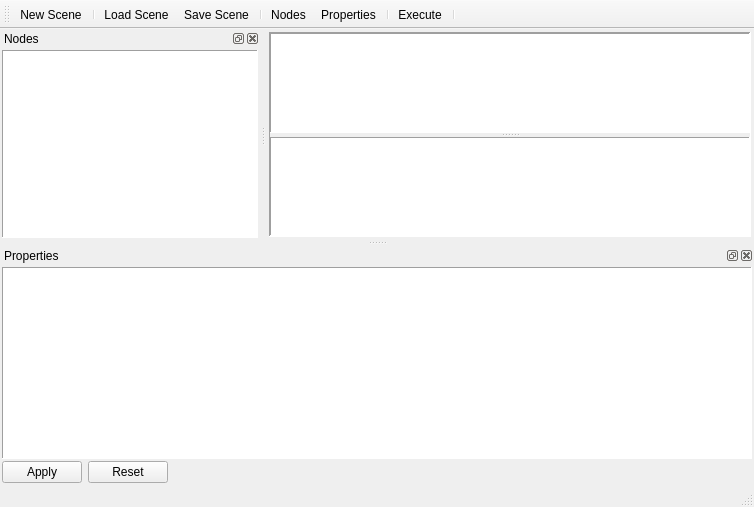
The window that pepper/src/user_interface/win_main.ui (kumar-lakshmanan/our-py-lib) describes before a commit, drawn with Qt 5.
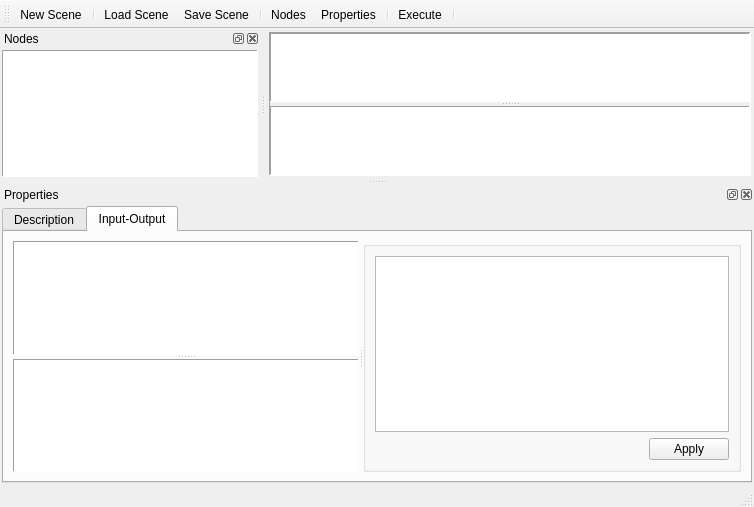
The same window after the commit.

```diff
--- a/pepper/src/user_interface/win_main.ui
+++ b/pepper/src/user_interface/win_main.ui
@@ -105,66 +105,161 @@
      <property name="spacing">
       <number>2</number>
      </property>
-     <item row="1" column="4">
-      <widget class="QPushButton" name="btnPropRest">
-       <property name="text">
-        <string>Reset</string>
-       </property>
-      </widget>
-     </item>
-     <item row="1" column="1">
-      <widget class="QPushButton" name="btnPropApply">
-       <property name="text">
-        <string>Apply</string>
-       </property>
-      </widget>
-     </item>
-     <item row="1" column="5">
-      <spacer name="horizontalSpacer_2">
-       <property name="orientation">
-        <enum>Qt::Horizontal</enum>
-       </property>
-       <property name="sizeHint" stdset="0">
+     <item row="0" column="0">
+      <widget class="QTabWidget" name="tabWidget">
+       <property name="minimumSize">
         <size>
-         <width>40</width>
-         <height>20</height>
+         <width>0</width>
+         <height>100</height>
         </size>
        </property>
-      </spacer>
-     </item>
-     <item row="0" column="1" colspan="5">
-      <widget class="QTreeWidget" name="trProperties">
-       <property name="font">
-        <font>
-         <pointsize>10</pointsize>
-        </font>
+       <property name="currentIndex">
+        <number>1</number>
        </property>
-       <property name="frameShape">
-        <enum>QFrame::Panel</enum>
-       </property>
-       <property name="frameShadow">
-        <enum>QFrame::Sunken</enum>
-       </property>
-       <property name="dragEnabled">
-        <bool>true</bool>
-       </property>
-       <property name="alternatingRowColors">
-        <bool>true</bool>
-       </property>
-       <property name="uniformRowHeights">
-        <bool>true</bool>
-       </property>
-       <property name="animated">
-        <bool>true</bool>
-       </property>
-       <property name="headerHidden">
-        <bool>true</bool>
-       </property>
-       <column>
-        <property name="text">
-         <string notr="true">1</string>
-        </property>
-       </column>
+       <widget class="QWidget" name="tabDescription">
+        <attribute name="title">
+         <string>Description</string>
+        </attribute>
+        <layout class="QGridLayout" name="gridLayout_3">
+         <property name="leftMargin">
+          <number>2</number>
+         </property>
+         <property name="topMargin">
+          <number>2</number>
+         </property>
+         <property name="rightMargin">
+          <number>2</number>
+         </property>
+         <property name="bottomMargin">
+          <number>2</number>
+         </property>
+         <property name="spacing">
+          <number>2</number>
+         </property>
+         <item row="0" column="0">
+          <widget class="QTextEdit" name="txtDescription">
+           <property name="readOnly">
+            <bool>true</bool>
+           </property>
+          </widget>
+         </item>
+        </layout>
+       </widget>
+       <widget class="QWidget" name="tabInputs">
+        <attribute name="title">
+         <string>Input-Output</string>
+        </attribute>
+        <layout class="QGridLayout" name="gridLayout_6">
+         <item row="0" column="0">
+          <widget class="QSplitter" name="splitter_3">
+           <property name="orientation">
+            <enum>Qt::Horizontal</enum>
+           </property>
+           <widget class="QSplitter" name="splitter_2">
+            <property name="orientation">
+             <enum>Qt::Vertical</enum>
+            </property>
+            <widget class="QTreeWidget" name="trInput">
+             <property name="font">
+              <font>
+               <pointsize>10</pointsize>
+              </font>
+             </property>
+             <property name="frameShape">
+              <enum>QFrame::Panel</enum>
+             </property>
+             <property name="frameShadow">
+              <enum>QFrame::Sunken</enum>
+             </property>
+             <property name="alternatingRowColors">
+              <bool>true</bool>
+             </property>
+             <property name="uniformRowHeights">
+              <bool>true</bool>
+             </property>
+             <property name="animated">
+              <bool>true</bool>
+             </property>
+             <property name="headerHidden">
+              <bool>true</bool>
+             </property>
+             <attribute name="headerVisible">
+              <bool>false</bool>
+             </attribute>
+             <column>
+              <property name="text">
+               <string notr="true">Inputs</string>
+              </property>
+             </column>
+            </widget>
+            <widget class="QTreeWidget" name="trOutput">
+             <property name="font">
+              <font>
+               <pointsize>10</pointsize>
+              </font>
+             </property>
+             <property name="frameShape">
+              <enum>QFrame::Panel</enum>
+             </property>
+             <property name="frameShadow">
+              <enum>QFrame::Sunken</enum>
+             </property>
+             <property name="alternatingRowColors">
+              <bool>true</bool>
+             </property>
+             <property name="uniformRowHeights">
+              <bool>true</bool>
+             </property>
+             <property name="animated">
+              <bool>true</bool>
+             </property>
+             <property name="headerHidden">
+              <bool>true</bool>
+             </property>
+             <attribute name="headerVisible">
+              <bool>false</bool>
+             </attribute>
+             <column>
+              <property name="text">
+               <string notr="true">Available Outputs</string>
+              </property>
+             </column>
+            </widget>
+           </widget>
+           <widget class="QGroupBox" name="groupBox">
+            <property name="title">
+             <string/>
+            </property>
+            <layout class="QGridLayout" name="gridLayout_5">
+             <item row="1" column="1">
+              <widget class="QPushButton" name="btnApplyInputs">
+               <property name="text">
+                <string>Apply</string>
+               </property>
+              </widget>
+             </item>
+             <item row="1" column="0">
+              <spacer name="horizontalSpacer">
+               <property name="orientation">
+                <enum>Qt::Horizontal</enum>
+               </property>
+               <property name="sizeHint" stdset="0">
+                <size>
+                 <width>40</width>
+                 <height>20</height>
+                </size>
+               </property>
+              </spacer>
+             </item>
+             <item row="0" column="0" colspan="2">
+              <widget class="QTextEdit" name="txtInputOutput"/>
+             </item>
+            </layout>
+           </widget>
+          </widget>
+         </item>
+        </layout>
+       </widget>
       </widget>
      </item>
     </layout>
```
